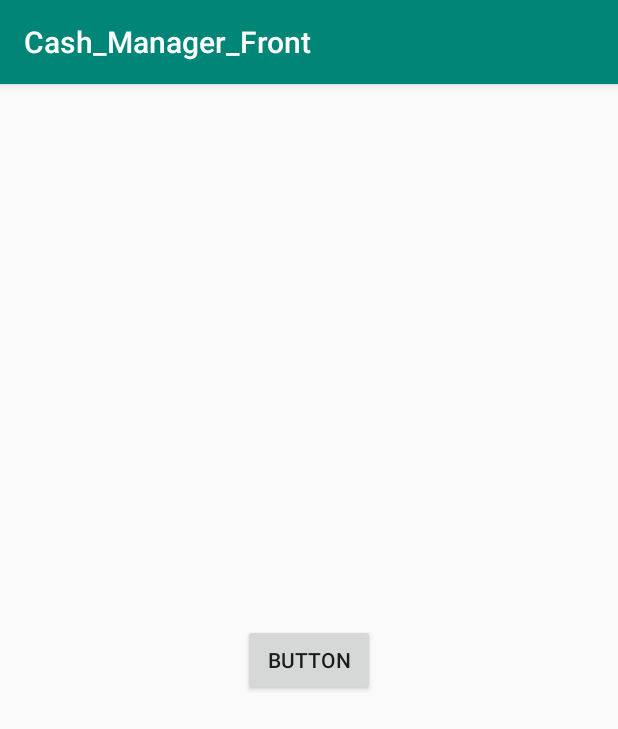
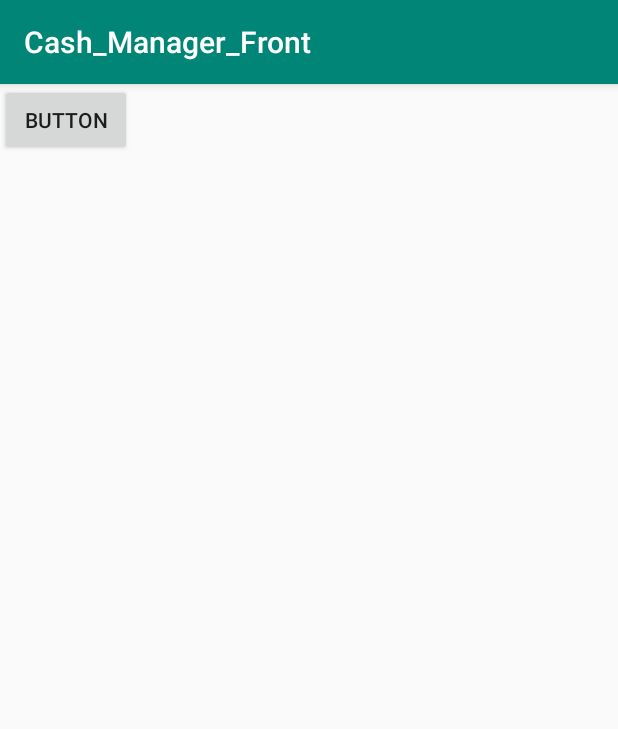
Before and after one commit to natdev/CashManager, an Android app: the screen it shows after launch (MainActivity), on a phone screen of 412 x 824 dp. Shown: the top 729 px of the screen. Run offline under Robolectric (Android 15) with nearby library versions, the phone set to English and light mode, and no system bars.

Commit message:
login branch

```diff
--- a/app/src/main/java/com/example/cash_manager_front/CashActivity.kt
+++ b/app/src/main/java/com/example/cash_manager_front/CashActivity.kt
@@ -14,6 +14,5 @@ class CashActivity : AppCompatActivity() {
 
         val fragmentAdapter = PageAdapter(supportFragmentManager)
         viewpager_id.adapter = fragmentAdapter
-        tabLayout.setupWithViewPager(viewpager_id)
     }
 }
--- a/app/src/main/res/layout/activity_main.xml
+++ b/app/src/main/res/layout/activity_main.xml
@@ -6,13 +6,29 @@
     android:layout_height="match_parent"
     tools:context=".MainActivity">
 
-    <Button
-        android:id="@+id/new_activity"
-        android:layout_width="wrap_content"
-        android:layout_height="wrap_content"
-        android:text="Button"
-        app:layout_constraintBottom_toBottomOf="parent"
-        app:layout_constraintEnd_toEndOf="parent"
-        app:layout_constraintStart_toStartOf="parent"
-        app:layout_constraintTop_toTopOf="parent" />
+    <LinearLayout
+        android:layout_width="match_parent"
+        android:layout_height="match_parent"
+        android:orientation="vertical">
+
+        <LinearLayout
+            android:layout_width="match_parent"
+            android:layout_height="wrap_content"
+            android:orientation="vertical">
+
+        </LinearLayout>
+
+        <LinearLayout
+            android:layout_width="match_parent"
+            android:layout_height="match_parent"
+            android:orientation="vertical">
+
+            <Button
+                android:id="@+id/new_activity"
+                android:layout_width="wrap_content"
+                android:layout_height="wrap_content"
+                android:text="Button" />
+        </LinearLayout>
+    </LinearLayout>
+
 </androidx.constraintlayout.widget.ConstraintLayout>
```
